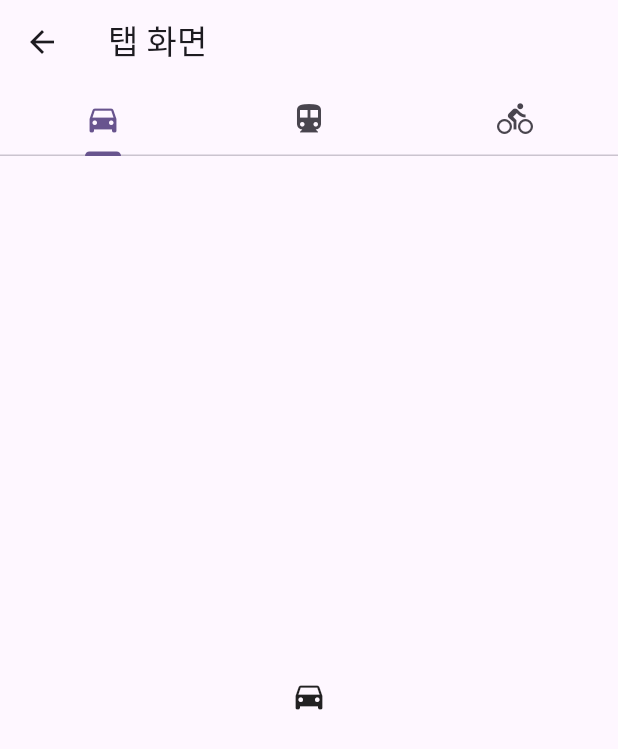
After one commit to Daco2020/flutter-practice2, a Flutter app: the TabScreen screen opened by its route, on a phone screen of 412 x 824 dp. The commit adds this screen. Shown: the top 749 px of the screen. Run offline on Flutter 3.47's test engine with Material 3 defaults, Android fonts, the phone set to English and light mode, and no system bars.

Commit message:
feat: TabBar 위젯 구현

```diff
--- a/lib/main.dart
+++ b/lib/main.dart
@@ -1,6 +1,7 @@
 import 'package:first_project/screen/main_screen.dart';
 import 'package:first_project/screen/splash_screen.dart';
 import 'package:first_project/screen/sub_screen.dart';
+import 'package:first_project/screen/tab_screen.dart';
 import 'package:flutter/material.dart';
 
 void main() {
@@ -20,6 +21,7 @@ class MyApp extends StatelessWidget {
       routes: {
         '/': (context) => const SplashScreen(),
         '/main': (context) => const MainScreen(),
+        '/tab': (context) => const TabScreen(),
       },
       onGenerateRoute: (settings) {
         if (settings.name == '/sub') {
--- /dev/null
+++ b/lib/screen/tab_screen.dart
@@ -0,0 +1,34 @@
+import 'package:flutter/material.dart';
+
+// ignore: must_be_immutable
+class TabScreen extends StatelessWidget {
+  const TabScreen({super.key});
+
+  @override
+  Widget build(BuildContext context) {
+    return DefaultTabController(
+      length: 3,
+      child: Scaffold(
+        appBar: AppBar(
+          title: const Text('탭 화면'),
+          bottom: const TabBar(
+            // 탭바를 만들기 위한 코드
+            tabs: [
+              Tab(icon: Icon(Icons.directions_car)),
+              Tab(icon: Icon(Icons.directions_transit)),
+              Tab(icon: Icon(Icons.directions_bike)),
+            ],
+          ),
+        ),
+        body: const TabBarView(
+          // 탭바에 따른 화면을 만들기 위한 코드
+          children: [
+            Icon(Icons.directions_car),
+            Icon(Icons.directions_transit),
+            Icon(Icons.directions_bike),
+          ],
+        ),
+      ),
+    );
+  }
+}
```
